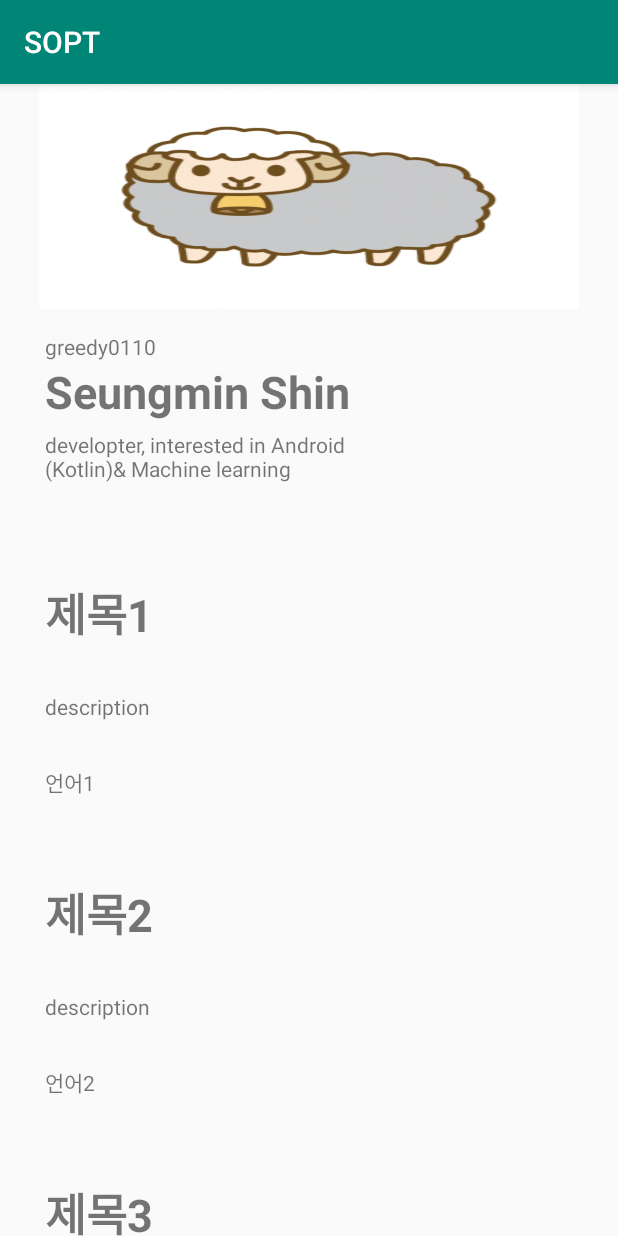
After one commit to otu165/SOPT, an Android app: the GitRepoActivity screen opened directly, with no data from a screen before it, on a phone screen of 412 x 824 dp. The commit adds this screen. Run offline under Robolectric (Android 15) with nearby library versions, the phone set to English and light mode, and no system bars; 1 statement that could not run was skipped.

Commit message:
repository recyclerview 생성

```diff
--- a/app/src/main/AndroidManifest.xml
+++ b/app/src/main/AndroidManifest.xml
@@ -9,7 +9,8 @@
         android:roundIcon="@mipmap/ic_launcher_round"
         android:supportsRtl="true"
         android:theme="@style/AppTheme">
-        <activity android:name=".feature.gitfollower.GitFollowerActivity"></activity>
+        <activity android:name=".feature.gitrepo.GitRepoActivity"></activity>
+        <activity android:name=".feature.gitfollower.GitFollowerActivity" />
         <activity android:name=".feature.gitrepo.GitRepoActivity" />
         <activity android:name=".feature.SignUpActivity" />
         <activity android:name=".feature.MainActivity">
--- /dev/null
+++ b/app/src/main/java/com/example/sopt/data/GitRepoItem.kt
@@ -0,0 +1,7 @@
+package com.example.sopt.data
+
+data class GitRepoItem (
+    val title : String,
+    val info : String,
+    val language : String
+)
--- a/app/src/main/java/com/example/sopt/feature/gitfollower/GitFollowerViewHolder.kt
+++ b/app/src/main/java/com/example/sopt/feature/gitfollower/GitFollowerViewHolder.kt
@@ -1,12 +1,14 @@
 package com.example.sopt.feature.gitfollower
 
+import android.content.Intent
 import android.view.View
 import android.widget.TextView
+import android.widget.Toast
+import androidx.core.content.ContextCompat.startActivity
 import androidx.recyclerview.widget.RecyclerView
 import com.example.sopt.R
 import com.example.sopt.data.GitFollowerItem
-import kotlinx.android.synthetic.main.rv_follower_item.view.*
-import org.w3c.dom.Text
+import com.example.sopt.feature.gitrepo.GitRepoActivity
 
 class GitFollowerViewHolder(view : View) : RecyclerView.ViewHolder(view) {
     private val view : View = view.findViewById(R.id.rvFollowerItem)
--- /dev/null
+++ b/app/src/main/java/com/example/sopt/feature/gitrepo/GitRepoActivity.kt
@@ -0,0 +1,35 @@
+package com.example.sopt.feature.gitrepo
+
+import androidx.appcompat.app.AppCompatActivity
+import android.os.Bundle
+import androidx.recyclerview.widget.LinearLayoutManager
+import androidx.recyclerview.widget.RecyclerView
+import com.example.sopt.R
+
+class GitRepoActivity : AppCompatActivity() {
+    private lateinit var recyclerView : RecyclerView
+    private lateinit var adapter : GitRepoAdapter
+
+    override fun onCreate(savedInstanceState: Bundle?) {
+        super.onCreate(savedInstanceState)
+        setContentView(R.layout.activity_git_repo)
+
+        gitRepoFunction()
+    }
+
+    private fun gitRepoFunction() {
+        //변수 초기화
+        recyclerView = findViewById(R.id.rvGitRepo)
+        adapter = GitRepoAdapter(this)
+
+        //adapter 및 manager 지정
+        recyclerView.adapter = adapter
+        recyclerView.layoutManager = LinearLayoutManager(this)
+
+        //데이터 전달
+        adapter.data = GitRepoList().getRepoList()
+
+        //데이터 변화 알림
+        adapter.notifyDataSetChanged()
+    }
+}
--- /dev/null
+++ b/app/src/main/java/com/example/sopt/feature/gitrepo/GitRepoAdapter.kt
@@ -0,0 +1,26 @@
+package com.example.sopt.feature.gitrepo
+
+import android.content.Context
+import android.text.Layout
+import android.view.LayoutInflater
+import android.view.ViewGroup
+import androidx.recyclerview.widget.RecyclerView
+import com.example.sopt.R
+import com.example.sopt.data.GitRepoItem
+
+class GitRepoAdapter(private val context : Context) : RecyclerView.Adapter<GitRepoViewHolder>() {
+    var data = listOf<GitRepoItem>()
+
+    override fun onCreateViewHolder(parent: ViewGroup, viewType: Int): GitRepoViewHolder {
+        val view = LayoutInflater.from(context).inflate(R.layout.rv_repository_item, parent, false)
+        return GitRepoViewHolder(view)
+    }
+
+    override fun onBindViewHolder(holder: GitRepoViewHolder, position: Int) {
+        holder.bind(data[position])
+    }
+
+    override fun getItemCount(): Int {
+        return data.size
+    }
+}
--- /dev/null
+++ b/app/src/main/java/com/example/sopt/feature/gitrepo/GitRepoList.kt
@@ -0,0 +1,45 @@
+package com.example.sopt.feature.gitrepo
+
+import com.example.sopt.data.GitRepoItem
+
+class GitRepoList {
+    fun getRepoList() : List<GitRepoItem> {
+        return listOf(
+            GitRepoItem(
+                title = "제목1",
+                info = "내용1",
+                language = "언어1"
+            ),
+            GitRepoItem(
+                title = "제목2",
+                info = "내용2",
+                language = "언어2"
+            ),
+            GitRepoItem(
+                title = "제목3",
+                info = "내용3",
+                language = "언어3"
+            ),
+            GitRepoItem(
+                title = "제목4",
+                info = "내용4",
+                language = "언어4"
+            ),
+            GitRepoItem(
+                title = "제목5",
+                info = "내용5",
+                language = "언어5"
+            ),
+            GitRepoItem(
+                title = "제목6",
+                info = "내용6",
+                language = "언어6"
+            ),
+            GitRepoItem(
+                title = "제목7",
+                info = "내용7",
+                language = "언어7"
+            )
+        )
+    }
+}
--- /dev/null
+++ b/app/src/main/java/com/example/sopt/feature/gitrepo/GitRepoViewHolder.kt
@@ -0,0 +1,21 @@
+package com.example.sopt.feature.gitrepo
+
+import android.view.View
+import android.widget.TextView
+import androidx.recyclerview.widget.RecyclerView
+import com.example.sopt.R
+import com.example.sopt.data.GitRepoItem
+
+class GitRepoViewHolder(view : View) : RecyclerView.ViewHolder(view) {
+    private val view : View = view.findViewById(R.id.rvRepoItem)
+
+    private val txtTitle : TextView = view.findViewById(R.id.txtRvItemTitle)
+    private val txtInfo : TextView = view.findViewById(R.id.txtGitRepoInfo)
+    private val txtLanguage : TextView = view.findViewById(R.id.txtRvItemLang)
+
+    fun bind(data : GitRepoItem) {
+        txtTitle.text = data.title
+        txtInfo.text = data.info
+        txtLanguage.text = data.language
+    }
+}
--- /dev/null
+++ b/app/src/main/res/layout/activity_git_repo.xml
@@ -0,0 +1,65 @@
+<?xml version="1.0" encoding="utf-8"?>
+<LinearLayout xmlns:android="http://schemas.android.com/apk/res/android"
+    xmlns:app="http://schemas.android.com/apk/res-auto"
+    xmlns:tools="http://schemas.android.com/tools"
+    android:layout_width="match_parent"
+    android:layout_height="match_parent"
+    tools:context=".feature.gitrepo.GitRepoActivity"
+    android:orientation="vertical">
+
+    <androidx.constraintlayout.widget.ConstraintLayout
+        android:layout_width="match_parent"
+        android:layout_height="300dp">
+
+
+        <ImageView
+            android:id="@+id/imageView"
+            android:layout_width="wrap_content"
+            android:layout_height="150dp"
+            app:layout_constraintEnd_toEndOf="parent"
+            app:layout_constraintStart_toStartOf="parent"
+            app:layout_constraintTop_toTopOf="parent"
+            android:background="@drawable/sheep"/>
+
+        <TextView
+            android:id="@+id/txtGitRepoId"
+            android:layout_width="wrap_content"
+            android:layout_height="wrap_content"
+            android:layout_marginStart="30dp"
+            android:layout_marginLeft="30dp"
+            android:layout_marginTop="15dp"
+            android:text="greedy0110"
+            app:layout_constraintStart_toStartOf="parent"
+            app:layout_constraintTop_toBottomOf="@+id/imageView" />
+
+        <TextView
+            android:id="@+id/txtGitRepoName"
+            android:layout_width="wrap_content"
+            android:layout_height="wrap_content"
+            android:layout_marginStart="30dp"
+            android:layout_marginLeft="30dp"
+            android:text="Seungmin Shin"
+            android:textSize="30dp"
+            android:textStyle="bold"
+            app:layout_constraintStart_toStartOf="parent"
+            app:layout_constraintTop_toBottomOf="@+id/txtGitRepoId" />
+
+        <TextView
+            android:id="@+id/txtGitRepoInfo"
+            android:layout_width="wrap_content"
+            android:layout_height="wrap_content"
+            android:layout_marginStart="30dp"
+            android:layout_marginLeft="30dp"
+            android:layout_marginTop="5dp"
+            android:text="developter, interested in Android\n(Kotlin)&amp; Machine learning"
+            app:layout_constraintStart_toStartOf="parent"
+            app:layout_constraintTop_toBottomOf="@+id/txtGitRepoName" />
+    </androidx.constraintlayout.widget.ConstraintLayout>
+
+    <androidx.recyclerview.widget.RecyclerView
+        android:id="@+id/rvGitRepo"
+        android:layout_width="match_parent"
+        android:layout_height="match_parent" />
+
+
+</LinearLayout>
--- /dev/null
+++ b/app/src/main/res/layout/rv_repository_item.xml
@@ -0,0 +1,43 @@
+<?xml version="1.0" encoding="utf-8"?>
+<androidx.constraintlayout.widget.ConstraintLayout xmlns:android="http://schemas.android.com/apk/res/android"
+    xmlns:app="http://schemas.android.com/apk/res-auto"
+    xmlns:tools="http://schemas.android.com/tools"
+    android:id="@+id/rvRepoItem"
+    android:layout_width="match_parent"
+    android:layout_height="200dp">
+
+    <TextView
+        android:id="@+id/txtRvItemTitle"
+        android:layout_width="wrap_content"
+        android:layout_height="wrap_content"
+        android:layout_marginStart="30dp"
+        android:layout_marginLeft="30dp"
+        android:layout_marginTop="30dp"
+        android:text="레포지토리 제목"
+        android:textSize="30dp"
+        android:textStyle="bold"
+        app:layout_constraintStart_toStartOf="parent"
+        app:layout_constraintTop_toTopOf="parent" />
+
+    <TextView
+        android:id="@+id/txtRvItemInfo"
+        android:layout_width="wrap_content"
+        android:layout_height="wrap_content"
+        android:layout_marginStart="30dp"
+        android:layout_marginLeft="30dp"
+        android:layout_marginTop="30dp"
+        android:text="description"
+        app:layout_constraintStart_toStartOf="parent"
+        app:layout_constraintTop_toBottomOf="@+id/txtRvItemTitle" />
+
+    <TextView
+        android:id="@+id/txtRvItemLang"
+        android:layout_width="wrap_content"
+        android:layout_height="wrap_content"
+        android:layout_marginStart="30dp"
+        android:layout_marginLeft="30dp"
+        android:layout_marginTop="30dp"
+        android:text="사용언어"
+        app:layout_constraintStart_toStartOf="parent"
+        app:layout_constraintTop_toBottomOf="@+id/txtRvItemInfo" />
+</androidx.constraintlayout.widget.ConstraintLayout>
```
